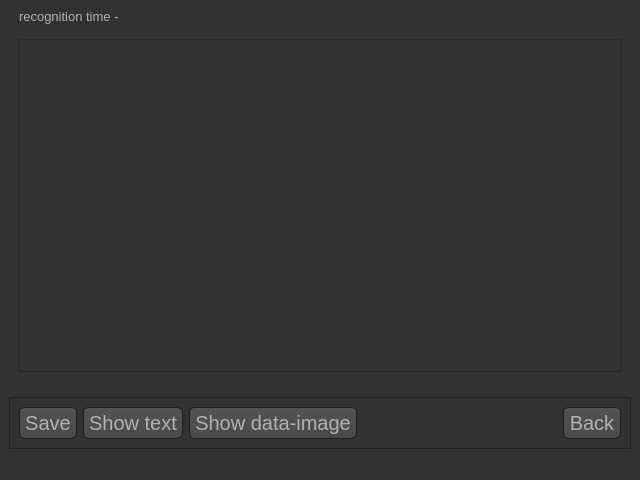
Old version of the form ui interface/result.ui in the repository Paikerite/Text-finder.
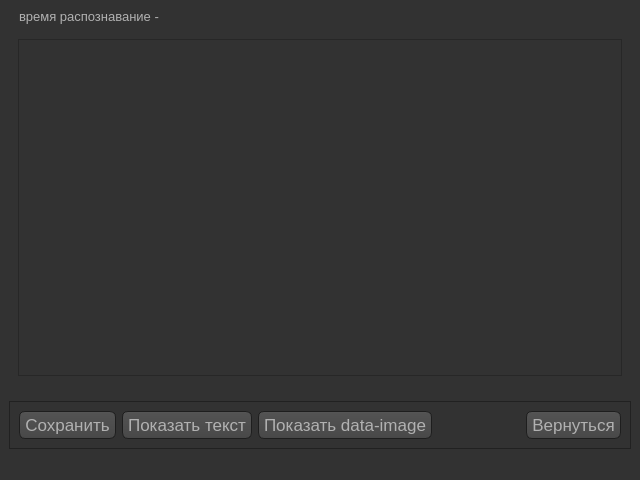
New version of the form. The open tabs and pages were chosen to show the change. Icons and pictures are not drawn.

```diff
--- a/ui interface/result.ui
+++ b/ui interface/result.ui
@@ -132,7 +132,7 @@
     border-style: solid;
     border-radius: 6;
     padding: 3px;
-    font-size: 20px;
+    font-size: 17px;
     padding-left: 5px;
     padding-right: 5px;
     min-width: 40px;
@@ -594,7 +594,7 @@
        </font>
       </property>
       <property name="text">
-       <string>recognition time - </string>
+       <string>время распознавание - </string>
       </property>
       <property name="scaledContents">
        <bool>false</bool>
@@ -680,7 +680,7 @@
              <x>0</x>
              <y>0</y>
              <width>602</width>
-             <height>332</height>
+             <height>335</height>
             </rect>
            </property>
            <layout class="QVBoxLayout" name="verticalLayout_4">
@@ -702,7 +702,12 @@
     <item>
      <widget class="QGroupBox" name="groupBox_buttons">
       <property name="autoFillBackground">
-       <bool>true</bool>
+       <bool>false</bool>
+      </property>
+      <property name="styleSheet">
+       <string notr="true">QPushButton {
+	font-size: 14;
+}</string>
       </property>
       <property name="title">
        <string/>
@@ -719,14 +724,14 @@
           </font>
          </property>
          <property name="text">
-          <string>Save</string>
+          <string>Сохранить</string>
          </property>
         </widget>
        </item>
        <item>
         <widget class="QPushButton" name="pushButton_showtext">
          <property name="text">
-          <string>Show text</string>
+          <string>Показать текст</string>
          </property>
         </widget>
        </item>
@@ -738,7 +743,7 @@
           </font>
          </property>
          <property name="text">
-          <string>Show data-image</string>
+          <string>Показать data-image</string>
          </property>
         </widget>
        </item>
@@ -758,7 +763,7 @@
        <item>
         <widget class="QPushButton" name="pushButton_back">
          <property name="text">
-          <string>Back</string>
+          <string>Вернуться</string>
          </property>
         </widget>
        </item>
```
